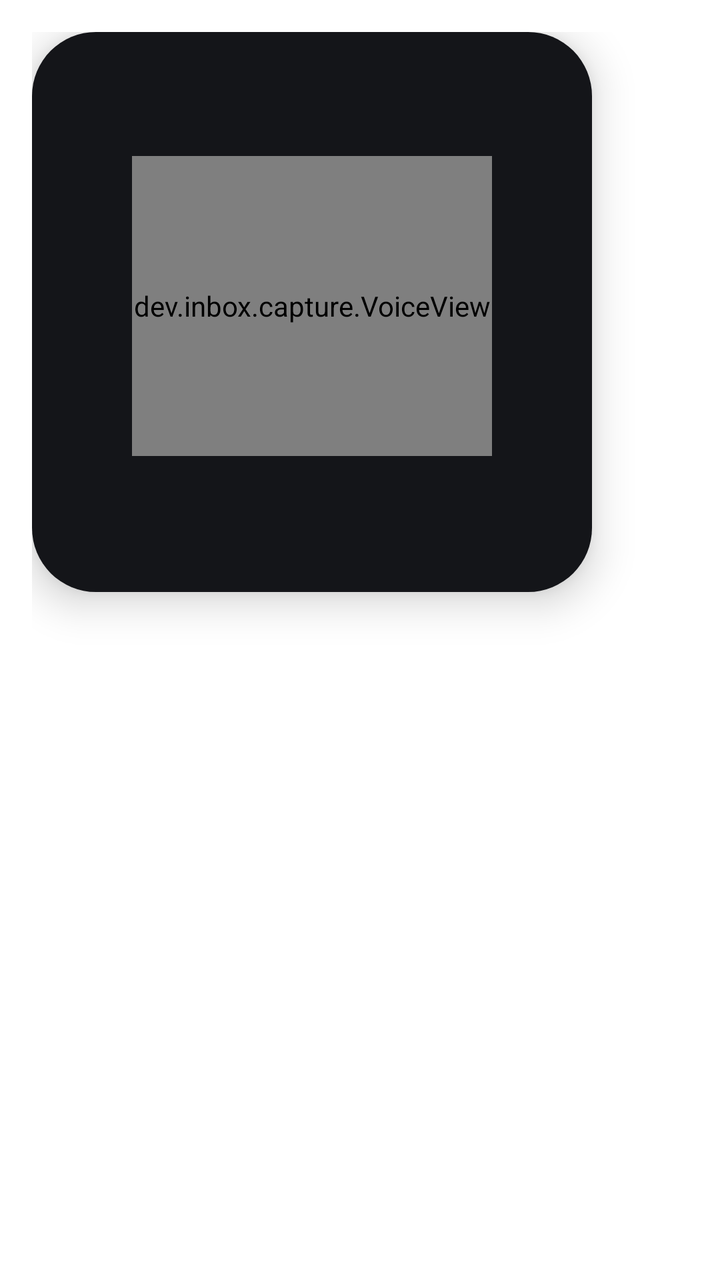
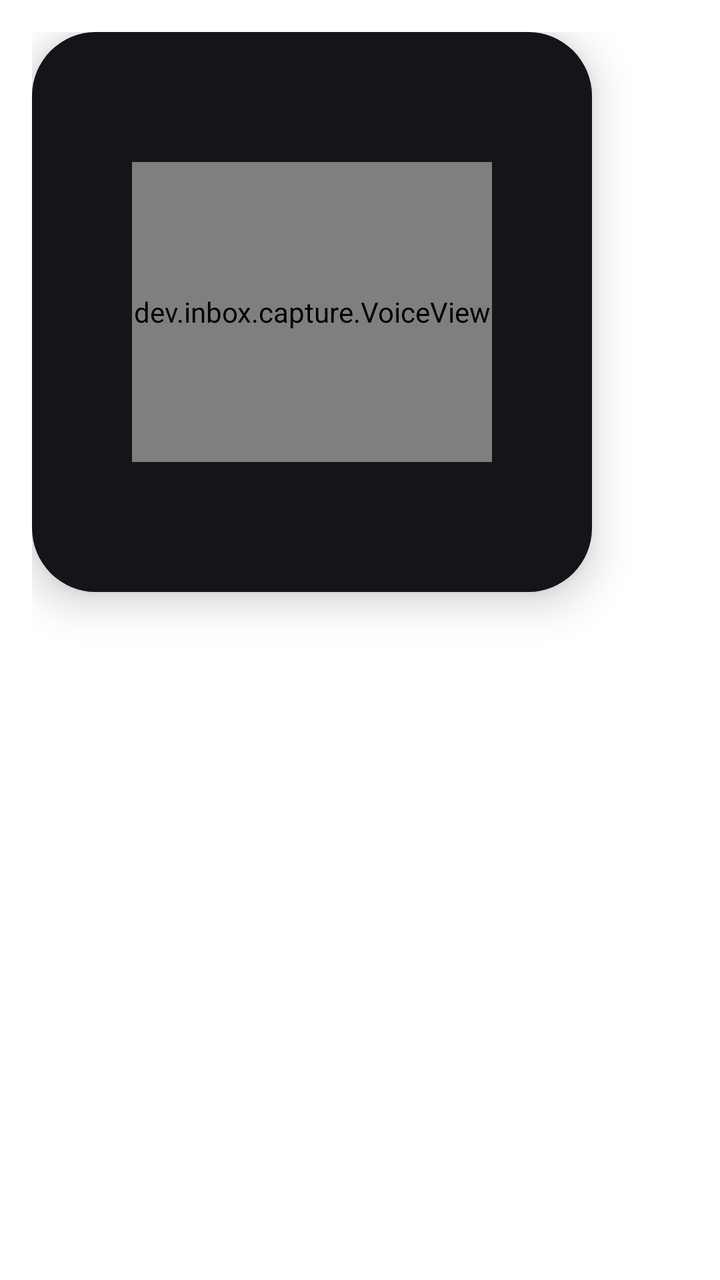

An Android layout rendered at two revisions. The XML below is the earlier revision; the diff shows what the commit changed to produce the second picture.
<!-- AndroidManifest.xml: activity theme Theme.Capture -->
<!-- res/layout/capture.xml -->
<?xml version="1.0" encoding="utf-8"?>
<FrameLayout xmlns:android="http://schemas.android.com/apk/res/android"
    android:layout_width="wrap_content"
    android:layout_height="wrap_content"
    android:padding="16dp">

    
    <LinearLayout
        android:id="@+id/card"
        android:layout_width="280dp"
        android:layout_height="280dp"
        android:background="@drawable/card_bg"
        android:clickable="true"
        android:elevation="12dp"
        android:focusable="true"
        android:gravity="center"
        android:orientation="vertical"
        android:padding="24dp">

        <dev.inbox.capture.VoiceView
            android:id="@+id/wave"
            android:layout_width="180dp"
            android:layout_height="150dp"
            android:layout_marginBottom="6dp" />


        <TextView
            android:id="@+id/title"
            android:layout_width="match_parent"
            android:layout_height="wrap_content"
            android:ellipsize="end"
            android:fontFamily="sans-serif-medium"
            android:gravity="center"
            android:maxLines="2"
            android:textColor="@color/text_primary"
            android:textSize="17sp"
            android:visibility="gone" />

        <TextView
            android:id="@+id/due"
            android:layout_width="wrap_content"
            android:layout_height="wrap_content"
            android:layout_marginTop="10dp"
            android:background="@drawable/chip_bg"
            android:fontFamily="sans-serif-medium"
            android:paddingStart="12dp"
            android:paddingTop="5dp"
            android:paddingEnd="12dp"
            android:paddingBottom="5dp"
            android:textColor="@color/chip_text"
            android:textSize="13sp"
            android:visibility="gone" />

        <TextView
            android:id="@+id/status"
            android:layout_width="wrap_content"
            android:layout_height="wrap_content"
            android:layout_marginTop="10dp"
            android:gravity="center"
            android:textColor="@color/text_secondary"
            android:textSize="13sp"
            android:visibility="gone" />

        
        <TextView
            android:id="@+id/save"
            android:layout_width="wrap_content"
            android:layout_height="wrap_content"
            android:layout_marginTop="14dp"
            android:background="@drawable/pill_bg"
            android:fontFamily="sans-serif-medium"
            android:paddingStart="22dp"
            android:paddingTop="8dp"
            android:paddingEnd="22dp"
            android:paddingBottom="8dp"
            android:text="@string/save"
            android:textColor="@color/on_accent"
            android:textSize="14sp"
            android:visibility="gone" />
    </LinearLayout>
</FrameLayout>
<!-- resources referenced by this layout -->
<resources>
  <color name="chip_text">#E6FFFFFF</color>
  <color name="on_accent">#FFFFFF</color>
  <color name="text_primary">#FFFFFF</color>
  <color name="text_secondary">#8B8F98</color>
  <!-- drawable card_bg (drawable) -->
  <shape xmlns:android="http://schemas.android.com/apk/res/android">
      <solid android:color="@color/card" />
      <corners android:radius="32dp" />
  </shape>
  <!-- drawable chip_bg (drawable) -->
  <shape xmlns:android="http://schemas.android.com/apk/res/android">
      <solid android:color="@color/chip_bg" />
      <corners android:radius="999dp" />
  </shape>
  <!-- drawable pill_bg (drawable) -->
  <ripple xmlns:android="http://schemas.android.com/apk/res/android" android:color="#33FFFFFF">
      <item>
          <shape>
              <solid android:color="@color/accent" />
              <corners android:radius="999dp" />
          </shape>
      </item>
  </ripple>
  <string name="save">Save</string>
  <style name="Theme.Capture" parent="android:Theme.DeviceDefault.Dialog.NoActionBar">
          <item name="android:windowBackground">@android:color/transparent</item>
          <item name="android:windowIsFloating">true</item>
          <item name="android:windowCloseOnTouchOutside">true</item>
          <item name="android:backgroundDimEnabled">true</item>
          <item name="android:backgroundDimAmount">0.45</item>
          <item name="android:windowMinWidthMajor">0dp</item>
          <item name="android:windowMinWidthMinor">0dp</item>
      </style>
  <color name="card">#141519</color>
  <color name="chip_bg">#1AFFFFFF</color>
  <color name="accent">#4C8DFF</color>
</resources>

<!-- the commit's change to res/layout/capture.xml (unified diff, before → after) -->
@@ -5,7 +5,7 @@
     android:padding="16dp">
 
     
-    <LinearLayout
+    <FrameLayout
         android:id="@+id/card"
         android:layout_width="280dp"
         android:layout_height="280dp"
@@ -13,69 +13,75 @@
         android:clickable="true"
         android:elevation="12dp"
         android:focusable="true"
-        android:gravity="center"
-        android:orientation="vertical"
         android:padding="24dp">
 
         <dev.inbox.capture.VoiceView
             android:id="@+id/wave"
             android:layout_width="180dp"
             android:layout_height="150dp"
-            android:layout_marginBottom="6dp" />
+            android:layout_gravity="center" />
 
-
-        <TextView
-            android:id="@+id/title"
+        <LinearLayout
             android:layout_width="match_parent"
             android:layout_height="wrap_content"
-            android:ellipsize="end"
-            android:fontFamily="sans-serif-medium"
-            android:gravity="center"
-            android:maxLines="2"
-            android:textColor="@color/text_primary"
-            android:textSize="17sp"
-            android:visibility="gone" />
+            android:layout_gravity="center"
+            android:gravity="center_horizontal"
+            android:orientation="vertical">
 
-        <TextView
-            android:id="@+id/due"
-            android:layout_width="wrap_content"
-            android:layout_height="wrap_content"
-            android:layout_marginTop="10dp"
-            android:background="@drawable/chip_bg"
-            android:fontFamily="sans-serif-medium"
-            android:paddingStart="12dp"
-            android:paddingTop="5dp"
-            android:paddingEnd="12dp"
-            android:paddingBottom="5dp"
-            android:textColor="@color/chip_text"
-            android:textSize="13sp"
-            android:visibility="gone" />
+            <TextView
+                android:id="@+id/title"
+                android:layout_width="match_parent"
+                android:layout_height="wrap_content"
+                android:ellipsize="end"
+                android:fontFamily="sans-serif-medium"
+                android:gravity="center"
+                android:maxLines="3"
+                android:textColor="@color/text_primary"
+                android:textSize="19sp"
+                android:visibility="gone" />
 
+            <TextView
+                android:id="@+id/due"
+                android:layout_width="wrap_content"
+                android:layout_height="wrap_content"
+                android:layout_marginTop="12dp"
+                android:background="@drawable/chip_bg"
+                android:fontFamily="sans-serif-medium"
+                android:paddingStart="12dp"
+                android:paddingTop="5dp"
+                android:paddingEnd="12dp"
+                android:paddingBottom="5dp"
+                android:textColor="@color/chip_text"
+                android:textSize="13sp"
+                android:visibility="gone" />
+
+            
+            <TextView
+                android:id="@+id/save"
+                android:layout_width="wrap_content"
+                android:layout_height="wrap_content"
+                android:layout_marginTop="16dp"
+                android:background="@drawable/pill_bg"
+                android:fontFamily="sans-serif-medium"
+                android:paddingStart="22dp"
+                android:paddingTop="8dp"
+                android:paddingEnd="22dp"
+                android:paddingBottom="8dp"
+                android:text="@string/save"
+                android:textColor="@color/on_accent"
+                android:textSize="14sp"
+                android:visibility="gone" />
+        </LinearLayout>
+
+        
         <TextView
             android:id="@+id/status"
             android:layout_width="wrap_content"
             android:layout_height="wrap_content"
-            android:layout_marginTop="10dp"
+            android:layout_gravity="bottom|center_horizontal"
             android:gravity="center"
             android:textColor="@color/text_secondary"
             android:textSize="13sp"
             android:visibility="gone" />
-
-        
-        <TextView
-            android:id="@+id/save"
-            android:layout_width="wrap_content"
-            android:layout_height="wrap_content"
-            android:layout_marginTop="14dp"
-            android:background="@drawable/pill_bg"
-            android:fontFamily="sans-serif-medium"
-            android:paddingStart="22dp"
-            android:paddingTop="8dp"
-            android:paddingEnd="22dp"
-            android:paddingBottom="8dp"
-            android:text="@string/save"
-            android:textColor="@color/on_accent"
-            android:textSize="14sp"
-            android:visibility="gone" />
-    </LinearLayout>
+    </FrameLayout>
 </FrameLayout>
